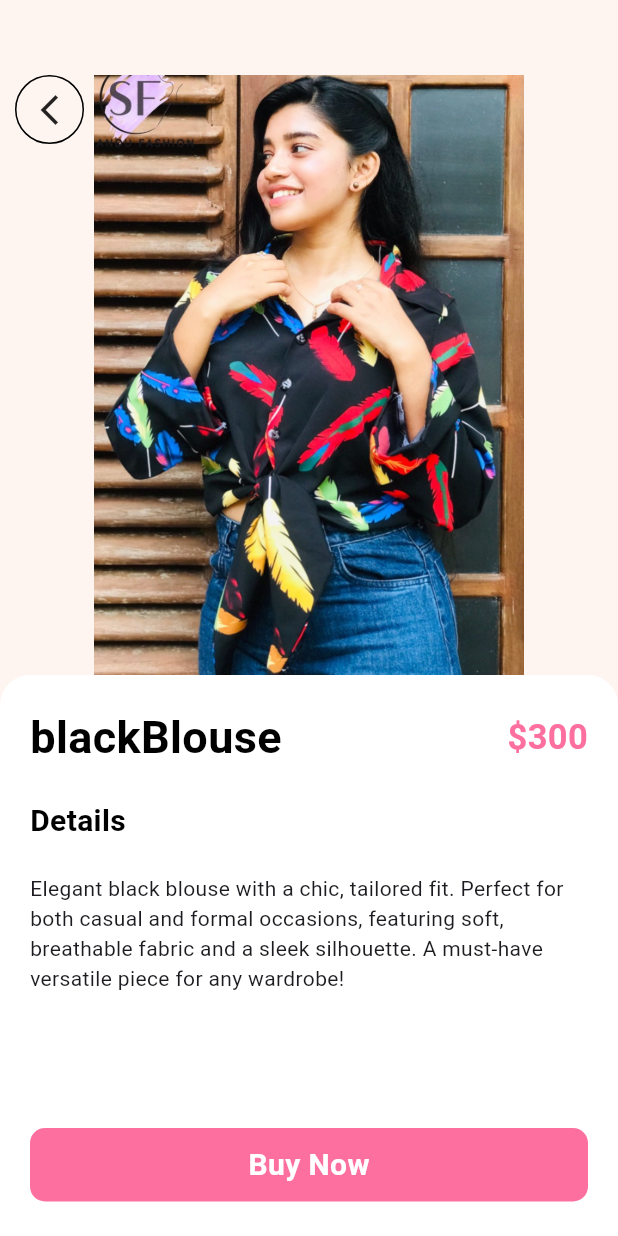
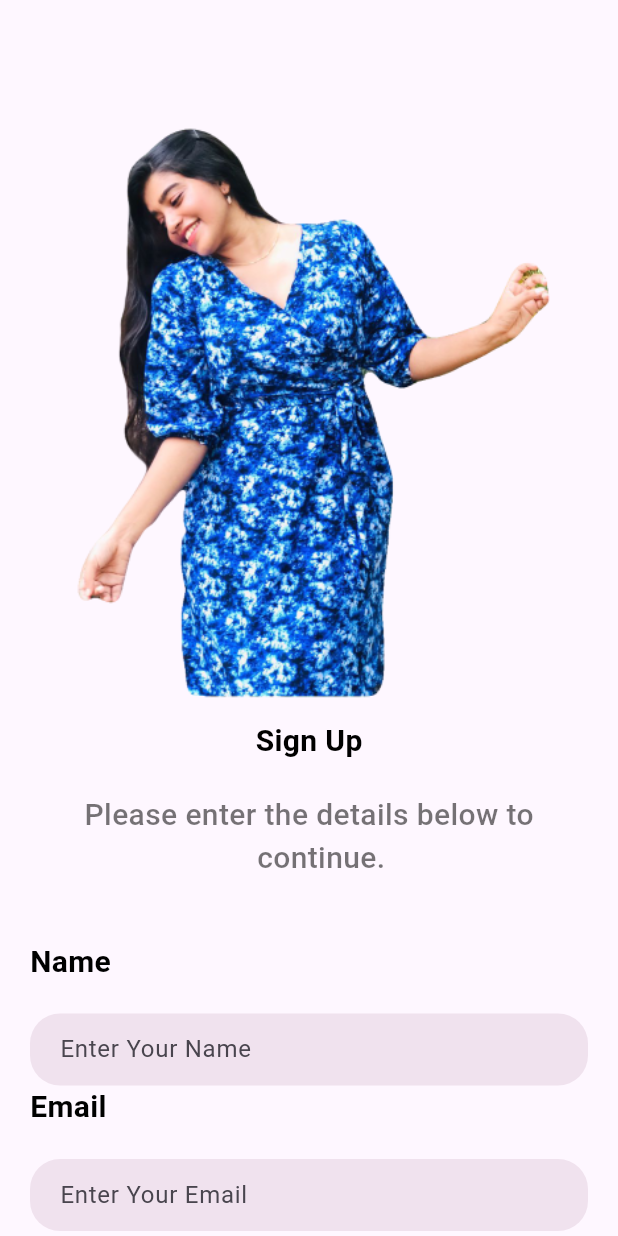
Before and after one commit to Dayani-Hewawasam/e-commerce, a Flutter app: the screen it shows after launch, on a phone screen of 412 x 824 dp. Run offline on Flutter 3.47's test engine with Material 3 defaults, Android fonts, the phone set to English and light mode, and no system bars; our stand-ins replace curved_navigation_bar.

Commit message:
login page and signup page

```diff
--- a/sandu_fashion/lib/main.dart
+++ b/sandu_fashion/lib/main.dart
@@ -1,8 +1,10 @@
 import 'package:flutter/material.dart';
 import 'package:sandu_fashion/pages/bottomnav.dart';
 import 'package:sandu_fashion/pages/home.dart';
+import 'package:sandu_fashion/pages/login.dart';
 import 'package:sandu_fashion/pages/onboarding.dart';
 import 'package:sandu_fashion/pages/product_detail.dart';
+import 'package:sandu_fashion/pages/signup.dart';
 
 void main() {
   runApp(const MyApp());
@@ -36,7 +38,7 @@ class MyApp extends StatelessWidget {
           colorScheme: ColorScheme.fromSeed(seedColor: Colors.deepPurple),
           useMaterial3: true,
         ),
-        home: ProductDetail());
+        home: Signup());
   }
 }
 
--- /dev/null
+++ b/sandu_fashion/lib/pages/signup.dart
@@ -0,0 +1,305 @@
+import 'package:flutter/material.dart';
+import 'package:sandu_fashion/pages/login.dart';
+import 'package:sandu_fashion/widget/support_widget.dart';
+
+class Signup extends StatefulWidget {
+  const Signup({super.key});
+
+  @override
+  State<Signup> createState() => _SignupState();
+}
+
+class _SignupState extends State<Signup> {
+  @override
+  Widget build(BuildContext context) {
+    return Scaffold(
+      body: SingleChildScrollView(
+        child: Container(
+          margin:
+              EdgeInsets.only(top: 40.0, left: 20.0, right: 20.0, bottom: 40.0),
+          child: Form(
+            // key: _formkey,
+            child: Column(
+              crossAxisAlignment: CrossAxisAlignment.start,
+              children: [
+                Image.asset("images/hero2.png", width: 400.0),
+                Center(
+                  child: Center(
+                    child: Text(
+                      "Sign Up",
+                      style: AppWidget.semiboldTextFeildStyle(),
+                    ),
+                  ),
+                ),
+                SizedBox(
+                  height: 20.0,
+                ),
+                Center(
+                  child: Text(
+                    "Please enter the details below to\n                      continue.",
+                    style: AppWidget.lightTextFeildStyle(),
+                  ),
+                ),
+                SizedBox(
+                  height: 40.0,
+                ),
+                Text(
+                  "Name",
+                  style: AppWidget.semiboldTextFeildStyle(),
+                ),
+                SizedBox(
+                  height: 20.0,
+                ),
+                Container(
+                  padding: EdgeInsets.only(left: 20.0),
+                  decoration: BoxDecoration(
+                      color: Color.fromARGB(255, 240, 226, 238),
+                      borderRadius: BorderRadius.circular(20)),
+                  child: TextFormField(
+                    validator: (value) {
+                      if (value == null || value.isEmpty) {
+                        return 'Please enter your name';
+                      }
+                      return null;
+                    },
+                    //  controller: emailcontroller,
+                    decoration: InputDecoration(
+                        border: InputBorder.none, hintText: "Enter Your Name"),
+                  ),
+                ),
+                Text(
+                  "Email",
+                  style: AppWidget.semiboldTextFeildStyle(),
+                ),
+                SizedBox(
+                  height: 20.0,
+                ),
+                Container(
+                  padding: EdgeInsets.only(left: 20.0),
+                  decoration: BoxDecoration(
+                      color: Color.fromARGB(255, 240, 226, 238),
+                      borderRadius: BorderRadius.circular(20)),
+                  child: TextFormField(
+                    validator: (value) {
+                      if (value == null || value.isEmpty) {
+                        return 'Please enter your email';
+                      }
+                      return null;
+                    },
+                    //  controller: emailcontroller,
+                    decoration: InputDecoration(
+                        border: InputBorder.none, hintText: "Enter Your Email"),
+                  ),
+                ),
+                SizedBox(
+                  height: 20.0,
+                ),
+                Text(
+                  "Password",
+                  style: AppWidget.semiboldTextFeildStyle(),
+                ),
+                SizedBox(
+                  height: 20.0,
+                ),
+                Container(
+                  padding: EdgeInsets.only(left: 20.0),
+                  decoration: BoxDecoration(
+                      color: Color.fromARGB(255, 240, 226, 238),
+                      borderRadius: BorderRadius.circular(20)),
+                  child: TextFormField(
+                    validator: (value) {
+                      if (value == null || value.isEmpty) {
+                        return 'Please enter your password';
+                      }
+                      return null;
+                    },
+                    //controller: passwordcontroller,
+                    decoration: InputDecoration(
+                        border: InputBorder.none,
+                        hintText: "Enter Your Password"),
+                  ),
+                ),
+                SizedBox(
+                  height: 20.0,
+                ),
+                SizedBox(
+                  height: 50.0,
+                ),
+                GestureDetector(
+                  /*onTap: () {
+                    if (_formkey.currentState!.validate()) {
+                      setState(() {
+                        email = emailcontroller.text;
+                        password = passwordcontroller.text;
+                      });
+                    }
+                    userLogin();
+                  },*/
+                  child: Center(
+                    child: Container(
+                      width: MediaQuery.of(context).size.width / 2,
+                      padding: EdgeInsets.all(18),
+                      decoration: BoxDecoration(
+                          color: Colors.green,
+                          borderRadius: BorderRadius.circular(10)),
+                      child: Center(
+                          child: Text("SIGNUP",
+                              style: TextStyle(
+                                  color: Colors.white,
+                                  fontSize: 18.0,
+                                  fontWeight: FontWeight.bold))),
+                    ),
+                  ),
+                ),
+                SizedBox(
+                  height: 20.0,
+                ),
+                Row(
+                  mainAxisAlignment: MainAxisAlignment.center,
+                  children: [
+                    Text(
+                      "Already have an account? ",
+                      style: AppWidget.lightTextFeildStyle(),
+                    ),
+                    GestureDetector(
+                      onTap: () {
+                        Navigator.push(context,
+                            MaterialPageRoute(builder: (context) => Login()));
+                      },
+                      child: Text(
+                        "Login",
+                        style: TextStyle(
+                            color: Colors.green,
+                            fontSize: 18.0,
+                            fontWeight: FontWeight.w500),
+                      ),
+                    ),
+                  ],
+                )
+              ],
+            ),
+          ),
+        ),
+      ),
+    );
+
+    /*const Scaffold(
+      body: SingleChildScrollView(
+          /* child: Container(
+          margin: const EdgeInsets.all(20.0),
+          child: Form(
+            key: _formkey,
+            child: Column(
+              crossAxisAlignment: CrossAxisAlignment.start,
+              children: [
+                Image.asset("images/logo.jpg", width: 1000),
+                Center(
+                  child: Text(
+                    "Sign Up",
+                    style: AppWidget.semiBoldTextFeildStyle(),
+                  ),
+                ),
+                const SizedBox(height: 20.0),
+                Center(
+                  child: Text(
+                    "Please enter the details below to\n                      continue.",
+                    style: AppWidget.LightTextFeildStyle(),
+                  ),
+                ),
+                const SizedBox(height: 40.0),
+                Text("Name", style: AppWidget.semiBoldTextFeildStyle()),
+                const SizedBox(height: 20.0),
+                _buildTextField("Name", namecontroller),
+                const SizedBox(height: 20.0),
+                Text("Email", style: AppWidget.semiBoldTextFeildStyle()),
+                const SizedBox(height: 20.0),
+                _buildTextField("Email", emailcontroller),
+                const SizedBox(height: 20.0),
+                Text("Password", style: AppWidget.semiBoldTextFeildStyle()),
+                const SizedBox(height: 20.0),
+                _buildTextField("Password", passwordcontroller,
+                    obscureText: true),
+                const SizedBox(height: 50.0),
+                _buildSignUpButton(),
+                const SizedBox(height: 20.0),
+                _buildSignInLink(),
+              ],
+            ),
+          ),
+        ), */
+          ),
+    );
+  }
+
+  Widget _buildTextField(String hintText, TextEditingController controller,
+      {bool obscureText = false}) {
+    return Container(
+      padding: const EdgeInsets.only(left: 20.0),
+      decoration: BoxDecoration(
+          color: const Color(0xfff4f5f9),
+          borderRadius: BorderRadius.circular(20)),
+      child: TextFormField(
+        controller: controller,
+        obscureText: obscureText,
+        validator: (value) {
+          if (value == null || value.isEmpty) {
+            return 'Please enter your $hintText';
+          }
+          return null;
+        },
+        decoration:
+            InputDecoration(border: InputBorder.none, hintText: hintText),
+      ),
+    );
+  }
+
+  Widget _buildSignUpButton() {
+    return GestureDetector(
+      onTap: () {
+        /*if (_formkey.currentState!.validate()) {
+          setState(() {
+            name = namecontroller.text;
+            email = emailcontroller.text;
+            password = passwordcontroller.text;
+          });
+          registration();
+        }*/
+      },
+      child: Center(
+        child: Container(
+          width: MediaQuery.of(context).size.width / 2,
+          padding: const EdgeInsets.all(18),
+          decoration: BoxDecoration(
+              color: Colors.green, borderRadius: BorderRadius.circular(10)),
+          child: const Center(
+              child: Text("SIGN UP",
+                  style: TextStyle(
+                      color: Colors.white,
+                      fontSize: 18.0,
+                      fontWeight: FontWeight.bold))),
+        ),
+      ),
+    );
+  }
+
+  Widget _buildSignInLink() {
+    return Row(
+      mainAxisAlignment: MainAxisAlignment.center,
+      children: [
+        Text("Already have an account? ",
+            style: AppWidget.lightTextFeildStyle()),
+        GestureDetector(
+          onTap: () {
+            Navigator.push(
+                context, MaterialPageRoute(builder: (context) => Login()));
+          },
+          child: const Text("Sign In",
+              style: TextStyle(
+                  color: Colors.green,
+                  fontSize: 18.0,
+                  fontWeight: FontWeight.w500)),
+        ),
+      ],
+    );    */
+  }
+}
--- a/sandu_fashion/pubspec.yaml
+++ b/sandu_fashion/pubspec.yaml
@@ -11,6 +11,8 @@ dependencies:
   flutter:
     sdk: flutter
   curved_navigation_bar: ^1.0.6
+  firebase_auth: ^5.3.3
+  firebase_core: ^3.8.0
   cupertino_icons: ^1.0.8
 
 dev_dependencies:
```
Also changed, not shown: sandu_fashion/lib/pages/login.dart (added, +205 -0 lines), sandu_fashion/pubspec.lock, 3 other files.
